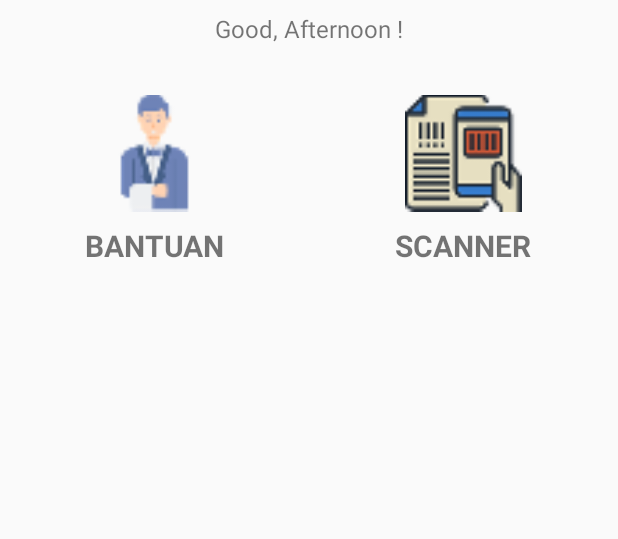
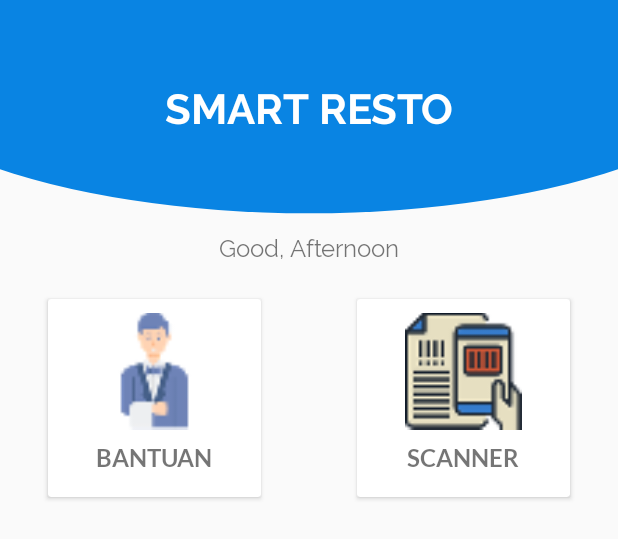
Before and after one commit to hattamaulana/smart-resto-android, an Android app: the layout fragment_home.xml on its own in the app's theme, with its tools: preview values and no code run, on a phone screen of 412 x 824 dp. Shown: the top 539 px of the screen. Run offline under Robolectric (Android 15) with nearby library versions, the phone set to English and light mode, and no system bars.

Commit message:
update res

```diff
--- a/app/src/main/res/drawable/main_background.xml
+++ b/app/src/main/res/drawable/main_background.xml
@@ -1,3 +1,12 @@
+<!--
+  ~ Copyright (c) 2019.
+  ~
+  ~ Author: Mahatta Maulana
+  ~ Github: https://github.com/hattamaulana
+  ~
+  ~ Last Modified at 9/25/19 7:32 PM
+  -->
+
 <vector xmlns:android="http://schemas.android.com/apk/res/android"
     android:width="411dp"
     android:height="823dp"
@@ -8,6 +17,6 @@
     <clip-path android:pathData="M0,0h411v823h-411z M 0,0"/>
     <path
         android:pathData="M-104,26a309.5,116 0,1 0,619 0a309.5,116 0,1 0,-619 0z"
-        android:fillColor="@color/mainColor"/>
+        android:fillColor="@color/mainColor" />
   </group>
 </vector>
--- a/app/src/main/res/layout/fragment_home.xml
+++ b/app/src/main/res/layout/fragment_home.xml
@@ -5,16 +5,43 @@
   ~ Author: Mahatta Maulana
   ~ Github: https://github.com/hattamaulana
   ~
-  ~ Last Modified at 9/20/19 11:55 PM
+  ~ Last Modified at 9/25/19 8:01 PM
   -->
 
 <androidx.constraintlayout.widget.ConstraintLayout
     android:layout_width="match_parent"
     android:layout_height="match_parent"
+    android:background="@drawable/main_background"
     xmlns:app="http://schemas.android.com/apk/res-auto"
     xmlns:android="http://schemas.android.com/apk/res/android">
 
-    <LinearLayout
+    <TextView
+        android:id="@+id/titleApps"
+        android:layout_width="wrap_content"
+        android:layout_height="wrap_content"
+        android:layout_marginTop="56dp"
+        android:fontFamily="@font/raleway_bold"
+        android:text="@string/app_name"
+        android:textColor="@android:color/white"
+        android:textSize="28sp"
+        android:textStyle="bold"
+        app:layout_constraintEnd_toEndOf="parent"
+        app:layout_constraintStart_toStartOf="parent"
+        app:layout_constraintTop_toTopOf="parent" />
+
+    <TextView
+        android:id="@+id/lblGreeting"
+        android:layout_width="wrap_content"
+        android:layout_height="wrap_content"
+        android:layout_marginTop="8dp"
+        android:fontFamily="@font/raleway_regular"
+        android:text="Good, Afternoon"
+        android:textSize="16sp"
+        app:layout_constraintEnd_toEndOf="parent"
+        app:layout_constraintStart_toStartOf="parent"
+        app:layout_constraintTop_toTopOf="@id/homeGuideline" />
+
+    <androidx.cardview.widget.CardView
         android:id="@+id/btnHelper"
         android:layout_width="0dp"
         android:layout_height="wrap_content"
@@ -27,34 +54,33 @@
         app:layout_constraintStart_toStartOf="parent"
         app:layout_constraintTop_toBottomOf="@id/lblGreeting">
 
+        <LinearLayout
+            android:layout_width="match_parent"
+            android:layout_height="wrap_content"
+            android:orientation="vertical">
+
             <ImageView
                 android:id="@+id/icMaid"
                 android:layout_width="match_parent"
                 android:layout_height="96dp"
                 android:layout_marginLeft="32dp"
                 android:layout_marginRight="32dp"
-            android:src="@drawable/ic_waiter"
-            />
+                android:src="@drawable/ic_waiter" />
 
             <TextView
                 android:layout_width="match_parent"
                 android:layout_height="wrap_content"
+                android:layout_marginBottom="16dp"
+                android:fontFamily="@font/lato_bold"
                 android:text="@string/txtHelper"
+                android:textAlignment="center"
                 android:textAllCaps="true"
-            android:textStyle="bold"
-            android:textSize="20sp"
-            android:textAlignment="center"
-            />
+                android:textSize="16sp"
+                android:textStyle="bold" />
         </LinearLayout>
+    </androidx.cardview.widget.CardView>
 
-    <androidx.constraintlayout.widget.Guideline
-        android:id="@+id/verticalGuideline"
-        android:layout_width="match_parent"
-        android:layout_height="wrap_content"
-        android:orientation="vertical"
-        app:layout_constraintGuide_percent=".5" />
-
-    <LinearLayout
+    <androidx.cardview.widget.CardView
         android:id="@+id/btnScann"
         android:layout_width="0dp"
         android:layout_height="wrap_content"
@@ -67,37 +93,46 @@
         app:layout_constraintEnd_toEndOf="parent"
         app:layout_constraintTop_toBottomOf="@id/lblGreeting">
 
+        <LinearLayout
+            android:layout_width="match_parent"
+            android:layout_height="wrap_content"
+            android:orientation="vertical">
+
             <ImageView
                 android:id="@+id/icScan"
                 android:layout_width="match_parent"
                 android:layout_height="96dp"
+                android:layout_marginLeft="32dp"
+                android:layout_marginRight="32dp"
                 android:paddingTop="8dp"
                 android:paddingBottom="8dp"
-            android:layout_marginLeft="32dp"
-            android:layout_marginRight="32dp"
-            android:src="@drawable/ic_scanning"
-            />
+                android:src="@drawable/ic_scanning" />
 
             <TextView
                 android:layout_width="match_parent"
                 android:layout_height="wrap_content"
+                android:layout_marginBottom="16dp"
+                android:fontFamily="@font/lato_bold"
                 android:text="@string/txtScanner"
+                android:textAlignment="center"
                 android:textAllCaps="true"
-            android:textSize="20sp"
-            android:textStyle="bold"
-            android:textAlignment="center"
-            />
+                android:textSize="16sp"
+                android:textStyle="bold" />
         </LinearLayout>
+    </androidx.cardview.widget.CardView>
 
-    <TextView
-        android:id="@+id/lblGreeting"
-        android:layout_width="wrap_content"
+    <androidx.constraintlayout.widget.Guideline
+        android:id="@+id/verticalGuideline"
+        android:layout_width="match_parent"
         android:layout_height="wrap_content"
-        android:layout_marginTop="8dp"
-        android:text="Good, Afternoon !"
-        android:textSize="16sp"
-        app:layout_constraintStart_toStartOf="parent"
-        app:layout_constraintEnd_toEndOf="parent"
-        app:layout_constraintTop_toTopOf="parent" />
+        android:orientation="vertical"
+        app:layout_constraintGuide_percent=".5" />
+
+    <androidx.constraintlayout.widget.Guideline
+        android:id="@+id/homeGuideline"
+        android:layout_width="match_parent"
+        android:layout_height="wrap_content"
+        android:orientation="horizontal"
+        app:layout_constraintGuide_percent=".18" />
 
 </androidx.constraintlayout.widget.ConstraintLayout>
--- a/app/src/main/res/layout/fragment_scanner.xml
+++ b/app/src/main/res/layout/fragment_scanner.xml
@@ -4,11 +4,12 @@
   ~ Author: Mahatta Maulana
   ~ Github: https://github.com/hattamaulana
   ~
-  ~ Last Modified at 9/25/19 2:58 PM
+  ~ Last Modified at 9/25/19 7:16 PM
   -->
 
 <androidx.constraintlayout.widget.ConstraintLayout xmlns:android="http://schemas.android.com/apk/res/android"
     xmlns:tools="http://schemas.android.com/tools"
     android:layout_width="match_parent"
     android:layout_height="match_parent"
+    android:background="@android:color/white"
     tools:context=".view.fragment.ScannerFragment" />
--- a/app/src/main/res/navigation/home_navigation.xml
+++ b/app/src/main/res/navigation/home_navigation.xml
@@ -4,7 +4,7 @@
   ~ Author: Mahatta Maulana
   ~ Github: https://github.com/hattamaulana
   ~
-  ~ Last Modified at 9/25/19 4:50 PM
+  ~ Last Modified at 9/25/19 7:16 PM
   -->
 
 <navigation xmlns:android="http://schemas.android.com/apk/res/android"
@@ -53,7 +53,7 @@
         android:id="@+id/orderDest"
         android:name="id.ac.polinema.seameo.ecanteen.view.fragment.OrderFragment"
         android:label="OrderFragment"
-        tools:layout="@layout/fragment_scan_result">
+        tools:layout="@layout/fragment_order">
 
         <action
             android:id="@+id/action_orderDest_to_checkoutFragment"
```
Also changed, not shown: app/src/main/res/font/font.xml (added, +12 -0 lines), app/src/main/res/layout/activity_home.xml (+3 -28 lines), app/src/main/res/layout/fragment_order.xml (renamed from app/src/main/res/layout/fragment_scan_result.xml, +25 -4 lines), app/src/main/res/layout/fragment_status.xml (+26 -4 lines), app/src/main/res/layout/fragment_transaction.xml (+40 -15 lines), app/src/main/res/font/lato_bold.ttf (added), app/src/main/res/font/lato_light.ttf (added), app/src/main/res/font/raleway_bold.ttf (added), app/src/main/res/font/raleway_regular.ttf (added), app/src/main/res/font/roboto_thin.ttf (added). Lines whose indentation alone changed are shown as unchanged.
